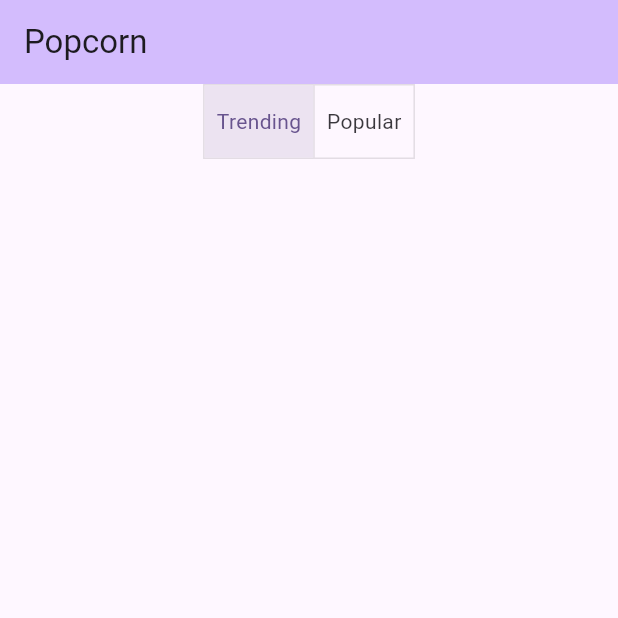
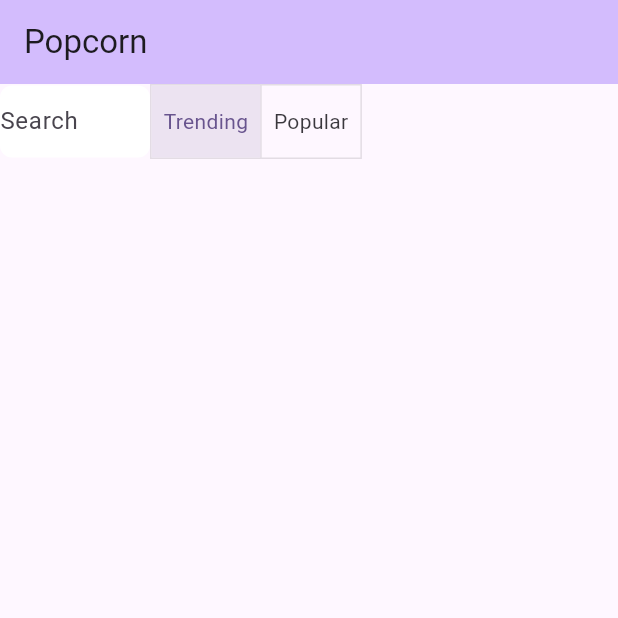
Before and after one commit to filipecancio/popcorn-flutter, a Flutter app: the screen it shows after launch, after a tap on "Trending", on a phone screen of 412 x 824 dp, the top half of it. Run offline on Flutter 3.47's test engine with Material 3 defaults, Android fonts, the phone set to English and light mode, and no system bars; our stand-ins replace flutter_dotenv, flutter_mobx, mobx; generated files the repository leaves out were written again; network calls fail; project files that could hold a hidden picture were left out.

Commit message:
add search

```diff
--- /dev/null
+++ b/lib/components/molecules/search_input.dart
@@ -0,0 +1,27 @@
+import 'package:flutter/material.dart';
+
+class SearchInput extends StatelessWidget {
+  final Function(String) onChanged;
+
+  const SearchInput({super.key,
+    required this.onChanged,
+  });
+
+  @override
+  Widget build(BuildContext context) {
+    return Container(
+      width: 100,
+      decoration: BoxDecoration(
+        color: Colors.white,
+        borderRadius: BorderRadius.circular(8),
+      ),
+      child: TextField(
+        onChanged: onChanged,
+        decoration: const InputDecoration(
+          hintText: 'Search',
+          border: InputBorder.none,
+        ),
+      ),
+    );
+  }
+}
--- /dev/null
+++ b/lib/components/molecules/toggle_button.dart
@@ -0,0 +1,36 @@
+import 'package:flutter/material.dart';
+
+import '../../model/movie_list_type.dart';
+
+class ToggleButton extends StatelessWidget {
+  final MovieListType type;
+  final Function(MovieListType) onCLick;
+
+  const ToggleButton(
+      {Key? key, required this.type, required this.onCLick})
+      : super(key: key);
+
+  @override
+  Widget build(BuildContext context) {
+    return ToggleButtons(
+      onPressed: (int index) {
+        if (index == 0) {
+          onCLick(MovieListType.trending);
+        } else if (index == 1) {
+          onCLick(MovieListType.popular);
+        }
+      },
+      isSelected: [type == MovieListType.trending, type == MovieListType.popular],
+      children: const <Widget>[
+        Padding(
+          padding: EdgeInsets.all(8.0),
+          child: Text('Trending'),
+        ),
+        Padding(
+          padding: EdgeInsets.all(8.0),
+          child: Text('Popular'),
+        ),
+      ],
+    );
+  }
+}
--- a/lib/presentation/home/home_screen.dart
+++ b/lib/presentation/home/home_screen.dart
@@ -1,9 +1,13 @@
+import 'dart:developer';
+
 import 'package:flutter/material.dart';
 import 'package:flutter_mobx/flutter_mobx.dart';
+import 'package:popcorn/components/molecules/toggle_button.dart';
 import 'package:popcorn/model/movie_list_type.dart';
 import 'package:popcorn/presentation/home/home_store.dart';
 
 import '../../components/atom/ItemList.dart';
+import '../../components/molecules/search_input.dart';
 import '../../model/movie.dart';
 import '../../repository/pop_repository.dart';
 
@@ -37,24 +41,19 @@ class _HomeScreenState extends State<HomeScreen> {
         child: Observer(builder: (_) {
           return Column(
             children: [
-              ToggleButtons(
-                onPressed: (int index) {
-                  if (index == 0) {
-                    store.updateMovieType(MovieListType.trending);
-                  } else if (index == 1) {
-                    store.updateMovieType(MovieListType.popular);
-                  }
-                },
-                isSelected: [store.pageType == MovieListType.trending, store.pageType == MovieListType.popular],
-                children: const <Widget>[
-                  Padding(
-                    padding: EdgeInsets.all(8.0),
-                    child: Text('Trending'),
+              Row(
+                children: [
+                  SearchInput(
+                    onChanged: (value) {
+                      log("value do input: $value");
+                      store.getFindMovie(value);
+                    }
                   ),
-                  Padding(
-                    padding: EdgeInsets.all(8.0),
-                    child: Text('Popular'),
-                  ),
+
+                  ToggleButton(
+                      type: store.pageType,
+                      onCLick: store.updateMovieType
+                  )
                 ],
               ),
               Expanded(
--- a/lib/repository/pop_repository.dart
+++ b/lib/repository/pop_repository.dart
@@ -1,3 +1,5 @@
+import 'dart:developer';
+
 import 'package:popcorn/repository/pop_api.dart';
 import 'package:popcorn/repository/query_parameter.dart';
 import 'package:popcorn/repository/query_parameter_type.dart';
```
Also changed, not shown: lib/model/movie.dart (+7 -7 lines).
